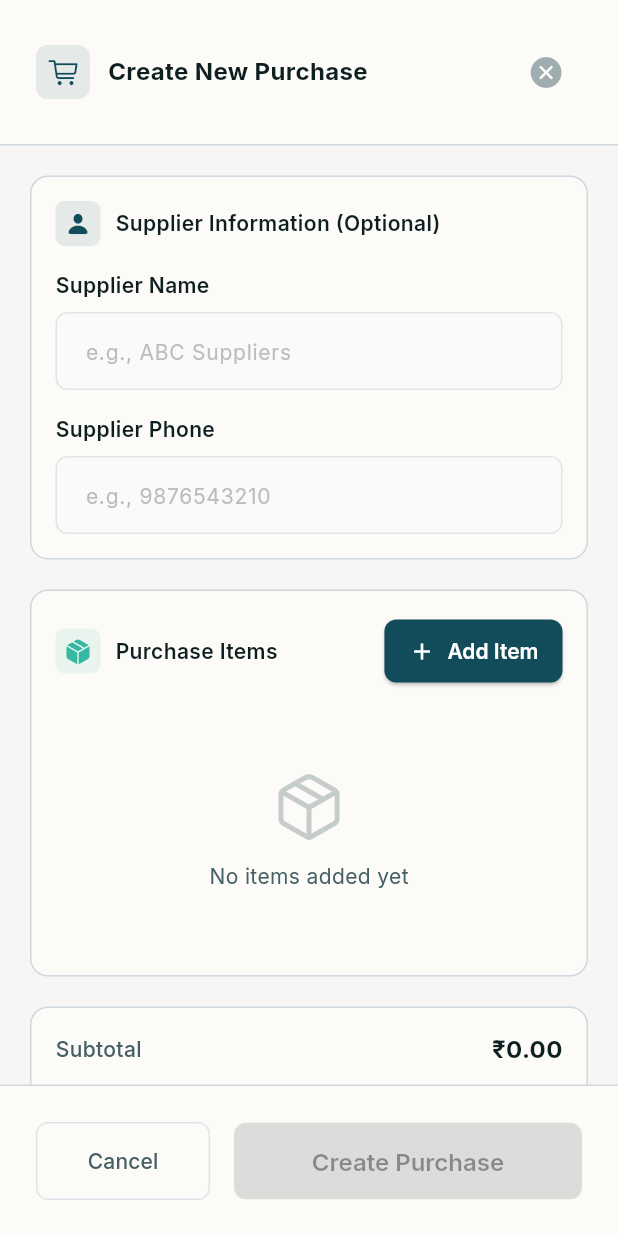
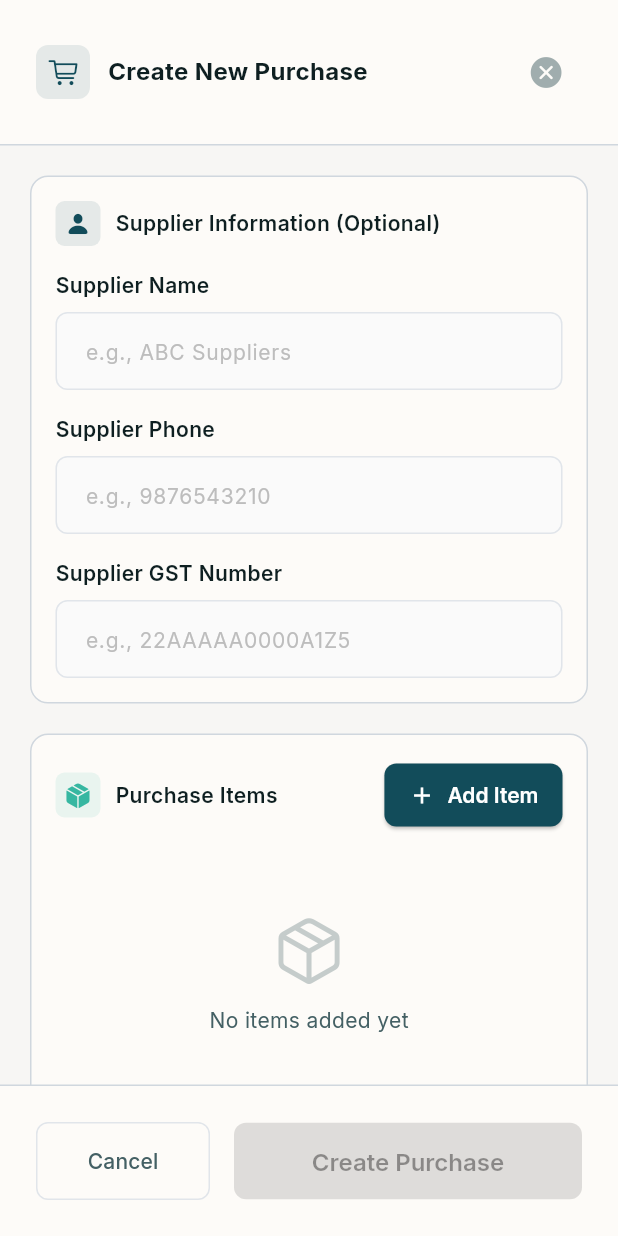
Before and after one commit to matinshaikh31/Billerium, a Flutter app: the CreatePurchasePage screen opened directly, on a phone screen of 412 x 824 dp. Run offline on Flutter 3.47's test engine with Material 3 defaults, Android fonts, the phone set to English and light mode, and no system bars; our stand-ins replace bloc, cloud_firestore, equatable, file_picker, firebase_auth, firebase_core and 8 more; missing offline and left inert: excel, firebase_ui_auth; accounts and stored records are empty; generated files the repository leaves out were written again; statements that could not run were skipped.

Commit message:
add new fileds gst number

```diff
--- a/lib/features/billing/domain/entity/bill_item_model.dart
+++ b/lib/features/billing/domain/entity/bill_item_model.dart
@@ -7,7 +7,7 @@ class BillItemModel {
   final int quantity;
   final double discountPercent;
   final double discountAmount;
-  final double itemTotal;
+  final double itemTotal; // Total after discount
 
   const BillItemModel({
     required this.productId,
--- a/lib/features/billing/domain/entity/bill_model.dart
+++ b/lib/features/billing/domain/entity/bill_model.dart
@@ -9,6 +9,7 @@ class BillModel extends Equatable {
   final List<BillItemModel> items;
   final String? customerName;
   final String? customerPhone;
+  final String? customerGstNumber;
   final double subtotal;
   final double totalDiscount;
   final double totalTax;
@@ -30,6 +31,7 @@ class BillModel extends Equatable {
     required this.items,
     this.customerName,
     this.customerPhone,
+    this.customerGstNumber,
     required this.subtotal,
     required this.totalDiscount,
     required this.totalTax,
@@ -54,6 +56,7 @@ class BillModel extends Equatable {
           .toList(),
       customerName: json['customerName'] as String?,
       customerPhone: json['customerPhone'] as String?,
+      customerGstNumber: json['customerGstNumber'] as String?,
       subtotal: (json['subtotal'] as num).toDouble(),
       totalDiscount: (json['totalDiscount'] as num).toDouble(),
       totalTax: (json['totalTax'] as num).toDouble(),
@@ -85,6 +88,7 @@ class BillModel extends Equatable {
       'items': items.map((item) => item.toJson()).toList(),
       'customerName': customerName,
       'customerPhone': customerPhone,
+      'customerGstNumber': customerGstNumber,
       'subtotal': subtotal,
       'totalDiscount': totalDiscount,
       'totalTax': totalTax,
@@ -107,6 +111,7 @@ class BillModel extends Equatable {
     List<BillItemModel>? items,
     String? customerName,
     String? customerPhone,
+    String? customerGstNumber,
     double? subtotal,
     double? totalDiscount,
     double? totalTax,
@@ -127,6 +132,7 @@ class BillModel extends Equatable {
       items: items ?? this.items,
       customerName: customerName ?? this.customerName,
       customerPhone: customerPhone ?? this.customerPhone,
+      customerGstNumber: customerGstNumber ?? this.customerGstNumber,
       subtotal: subtotal ?? this.subtotal,
       totalDiscount: totalDiscount ?? this.totalDiscount,
       totalTax: totalTax ?? this.totalTax,
@@ -153,6 +159,7 @@ class BillModel extends Equatable {
     items,
     customerName,
     customerPhone,
+    customerGstNumber,
     subtotal,
     totalDiscount,
     totalTax,
--- a/lib/features/billing/presentation/cubit/create_bill_state.dart
+++ b/lib/features/billing/presentation/cubit/create_bill_state.dart
@@ -2,6 +2,7 @@ part of 'create_bill_cubit.dart';
 
 class CreateBillState {
   final List<BillItemModel> cartItems;
+  final String? customerGstNumber;
   final double amountReceived;
   final String paymentMode;
   final bool isLoading;
@@ -16,6 +17,7 @@ class CreateBillState {
 
   CreateBillState({
     required this.cartItems,
+    this.customerGstNumber,
     required this.amountReceived,
     required this.paymentMode,
     required this.isLoading,
@@ -70,6 +72,7 @@ class CreateBillState {
 
   CreateBillState copyWith({
     List<BillItemModel>? cartItems,
+    String? customerGstNumber,
     double? amountReceived,
     String? paymentMode,
     bool? isLoading,
@@ -80,6 +83,7 @@ class CreateBillState {
   }) {
     return CreateBillState(
       cartItems: cartItems ?? this.cartItems,
+      customerGstNumber: customerGstNumber ?? this.customerGstNumber,
       amountReceived: amountReceived ?? this.amountReceived,
       paymentMode: paymentMode ?? this.paymentMode,
       isLoading: isLoading ?? this.isLoading,
--- a/lib/features/billing/presentation/cubit/edit_bill_state.dart
+++ b/lib/features/billing/presentation/cubit/edit_bill_state.dart
@@ -5,6 +5,7 @@ class EditBillState {
   final List<BillItemModel> cartItems;
   final String? customerName;
   final String? customerPhone;
+  final String? customerGstNumber;
   final double amountReceived;
   final String paymentMode;
   final bool isLoading;
@@ -23,6 +24,7 @@ class EditBillState {
     required this.cartItems,
     this.customerName,
     this.customerPhone,
+    this.customerGstNumber,
     required this.amountReceived,
     required this.paymentMode,
     required this.isLoading,
@@ -85,6 +87,7 @@ class EditBillState {
     List<BillItemModel>? cartItems,
     String? customerName,
     String? customerPhone,
+    String? customerGstNumber,
     double? amountReceived,
     String? paymentMode,
     bool? isLoading,
@@ -99,6 +102,7 @@ class EditBillState {
       cartItems: cartItems ?? this.cartItems,
       customerName: customerName ?? this.customerName,
       customerPhone: customerPhone ?? this.customerPhone,
+      customerGstNumber: customerGstNumber ?? this.customerGstNumber,
       amountReceived: amountReceived ?? this.amountReceived,
       paymentMode: paymentMode ?? this.paymentMode,
       isLoading: isLoading ?? this.isLoading,
--- a/lib/features/products/domain/entity/product_model.dart
+++ b/lib/features/products/domain/entity/product_model.dart
@@ -81,6 +81,7 @@ class ProductModel {
   Map<String, dynamic> toJson() {
     return {
       'name': name,
+      'nameLowercase': name.toLowerCase(), // For case-insensitive search
       'categoryId': categoryId,
       'price': price,
       'discountPercent': discountPercent,
--- a/lib/features/purchase/domain/entity/purchase_model.dart
+++ b/lib/features/purchase/domain/entity/purchase_model.dart
@@ -7,6 +7,7 @@ class PurchaseModel extends Equatable {
   final String purchaseNo;
   final String? supplierName;
   final String? supplierPhone;
+  final String? supplierGstNumber;
   final List<PurchaseItemModel> items;
   final double subtotal;
   final double totalTax;
@@ -20,6 +21,7 @@ class PurchaseModel extends Equatable {
     required this.purchaseNo,
     this.supplierName,
     this.supplierPhone,
+    this.supplierGstNumber,
     required this.items,
     required this.subtotal,
     required this.totalTax,
@@ -35,6 +37,7 @@ class PurchaseModel extends Equatable {
       purchaseNo: json['purchaseNo'] as String,
       supplierName: json['supplierName'] as String?,
       supplierPhone: json['supplierPhone'] as String?,
+      supplierGstNumber: json['supplierGstNumber'] as String?,
       items: (json['items'] as List)
           .map((item) => PurchaseItemModel.fromJson(item))
           .toList(),
@@ -58,6 +61,7 @@ class PurchaseModel extends Equatable {
       'purchaseNo': purchaseNo,
       'supplierName': supplierName,
       'supplierPhone': supplierPhone,
+      'supplierGstNumber': supplierGstNumber,
       'items': items.map((item) => item.toJson()).toList(),
       'subtotal': subtotal,
       'totalTax': totalTax,
@@ -73,6 +77,7 @@ class PurchaseModel extends Equatable {
     String? purchaseNo,
     String? supplierName,
     String? supplierPhone,
+    String? supplierGstNumber,
     List<PurchaseItemModel>? items,
     double? subtotal,
     double? totalTax,
@@ -86,6 +91,7 @@ class PurchaseModel extends Equatable {
       purchaseNo: purchaseNo ?? this.purchaseNo,
       supplierName: supplierName ?? this.supplierName,
       supplierPhone: supplierPhone ?? this.supplierPhone,
+      supplierGstNumber: supplierGstNumber ?? this.supplierGstNumber,
       items: items ?? this.items,
       subtotal: subtotal ?? this.subtotal,
       totalTax: totalTax ?? this.totalTax,
@@ -102,6 +108,7 @@ class PurchaseModel extends Equatable {
     purchaseNo,
     supplierName,
     supplierPhone,
+    supplierGstNumber,
     items,
     subtotal,
     totalTax,
--- a/lib/features/purchase/presentation/cubit/purchase_form_cubit.dart
+++ b/lib/features/purchase/presentation/cubit/purchase_form_cubit.dart
@@ -17,6 +17,10 @@ class PurchaseFormCubit extends Cubit<PurchaseFormState> {
 
   void setSupplierPhone(String phone) {
     emit(state.copyWith(supplierPhone: phone));
+  }
+
+  void setSupplierGstNumber(String gstNumber) {
+    emit(state.copyWith(supplierGstNumber: gstNumber));
   }
 
   void setOtherExpense(double expense) {
@@ -78,6 +82,7 @@ class PurchaseFormCubit extends Cubit<PurchaseFormState> {
         purchaseNo: purchaseNo,
         supplierName: state.supplierName,
         supplierPhone: state.supplierPhone,
+        supplierGstNumber: state.supplierGstNumber,
         items: state.items,
         subtotal: state.subtotal,
         totalTax: state.totalTax,
--- a/lib/features/purchase/presentation/cubit/purchase_form_state.dart
+++ b/lib/features/purchase/presentation/cubit/purchase_form_state.dart
@@ -5,6 +5,7 @@ class PurchaseFormState extends Equatable {
   final List<PurchaseItemModel> items;
   final String? supplierName;
   final String? supplierPhone;
+  final String? supplierGstNumber;
   final double subtotal;
   final double totalTax;
   final double otherExpense;
@@ -16,6 +17,7 @@ class PurchaseFormState extends Equatable {
     this.items = const [],
     this.supplierName,
     this.supplierPhone,
+    this.supplierGstNumber,
     this.subtotal = 0,
     this.totalTax = 0,
     this.otherExpense = 0,
@@ -28,6 +30,7 @@ class PurchaseFormState extends Equatable {
     List<PurchaseItemModel>? items,
     String? supplierName,
     String? supplierPhone,
+    String? supplierGstNumber,
     double? subtotal,
     double? totalTax,
     double? otherExpense,
@@ -39,6 +42,7 @@ class PurchaseFormState extends Equatable {
       items: items ?? this.items,
       supplierName: supplierName ?? this.supplierName,
       supplierPhone: supplierPhone ?? this.supplierPhone,
+      supplierGstNumber: supplierGstNumber ?? this.supplierGstNumber,
       subtotal: subtotal ?? this.subtotal,
       totalTax: totalTax ?? this.totalTax,
       otherExpense: otherExpense ?? this.otherExpense,
@@ -53,6 +57,7 @@ class PurchaseFormState extends Equatable {
     items,
     supplierName,
     supplierPhone,
+    supplierGstNumber,
     subtotal,
     totalTax,
     otherExpense,
--- a/lib/features/purchase/presentation/page/create_purchase_page.dart
+++ b/lib/features/purchase/presentation/page/create_purchase_page.dart
@@ -19,6 +19,7 @@ class CreatePurchasePage extends StatefulWidget {
 class _CreatePurchasePageState extends State<CreatePurchasePage> {
   final _supplierNameController = TextEditingController();
   final _supplierPhoneController = TextEditingController();
+  final _supplierGstController = TextEditingController();
   final _otherExpenseController = TextEditingController();
 
   @override
@@ -32,6 +33,7 @@ class _CreatePurchasePageState extends State<CreatePurchasePage> {
   void dispose() {
     _supplierNameController.dispose();
     _supplierPhoneController.dispose();
+    _supplierGstController.dispose();
     _otherExpenseController.dispose();
     super.dispose();
   }
@@ -161,7 +163,16 @@ class _CreatePurchasePageState extends State<CreatePurchasePage> {
                 context.read<PurchaseFormCubit>().setSupplierPhone(value);
               },
             ),
-          ] else
+            const SizedBox(height: 16),
+            _buildTextField(
+              controller: _supplierGstController,
+              label: "Supplier GST Number",
+              hint: "e.g., 22AAAAA0000A1Z5",
+              onChanged: (value) {
+                context.read<PurchaseFormCubit>().setSupplierGstNumber(value);
+              },
+            ),
+          ] else ...[
             Row(
               children: [
                 Expanded(
@@ -188,6 +199,16 @@ class _CreatePurchasePageState extends State<CreatePurchasePage> {
                 ),
               ],
             ),
+            const SizedBox(height: 16),
+            _buildTextField(
+              controller: _supplierGstController,
+              label: "Supplier GST Number",
+              hint: "e.g., 22AAAAA0000A1Z5",
+              onChanged: (value) {
+                context.read<PurchaseFormCubit>().setSupplierGstNumber(value);
+              },
+            ),
+          ],
         ],
       ),
     );
--- a/lib/features/purchase/presentation/page/purchase_list_page.dart
+++ b/lib/features/purchase/presentation/page/purchase_list_page.dart
@@ -665,6 +665,9 @@ class _PurchaseListPageState extends State<PurchaseListPage> {
               _buildDetailRow('Purchase No', purchase.purchaseNo),
               _buildDetailRow('Supplier', purchase.supplierName ?? 'N/A'),
               _buildDetailRow('Phone', purchase.supplierPhone ?? 'N/A'),
+              if (purchase.supplierGstNumber != null &&
+                  purchase.supplierGstNumber!.isNotEmpty)
+                _buildDetailRow('GST Number', purchase.supplierGstNumber!),
               _buildDetailRow(
                 'Date',
                 dateFormat.format(purchase.createdAt.toDate()),
--- a/lib/features/transactions/presentation/page/transcation_page.dart
+++ b/lib/features/transactions/presentation/page/transcation_page.dart
@@ -542,7 +542,7 @@ class _TransactionsPageState extends State<TransactionsPage> {
     return Row(
       children: [
         Container(
-          padding: const EdgeInsets.symmetric(horizontal: 12, vertical: 4),
+          padding: const EdgeInsets.symmetric(horizontal: 8, vertical: 4),
           decoration: BoxDecoration(
             color: color.withOpacity(0.1),
             borderRadius: BorderRadius.circular(12),
```
Also changed, not shown: lib/features/billing/presentation/cubit/bill_cubit.dart (+6 -2 lines), lib/features/billing/presentation/cubit/create_bill_cubit.dart (+9 -222 lines), lib/features/billing/presentation/cubit/edit_bill_cubit.dart (+10 -0 lines), lib/features/billing/presentation/page/create_bill_page.dart (+61 -6 lines), lib/features/billing/presentation/page/edit_bill_page.dart (+14 -0 lines), lib/features/products/presentation/cubit/product_cubit.dart (+95 -20 lines), 1 other file.
